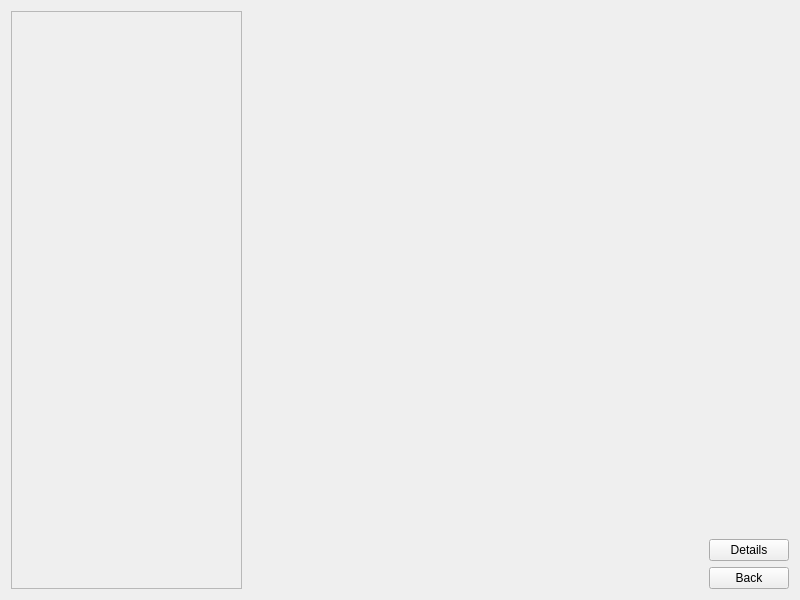
The window that src/gui/handler/ui/ResultWidget.ui (MaximilianFranz/hics) describes before a commit, drawn with Qt 5.
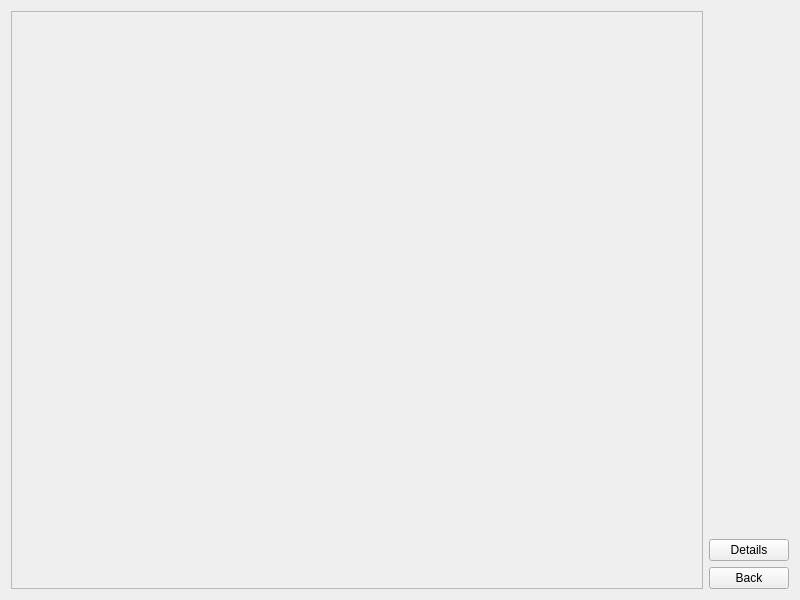
The same window after the commit.

Commit message: Changed layout of QScrollArea to match resizing.

```diff
--- a/src/gui/handler/ui/ResultWidget.ui
+++ b/src/gui/handler/ui/ResultWidget.ui
@@ -35,7 +35,7 @@
          <rect>
           <x>0</x>
           <y>0</y>
-          <width>223</width>
+          <width>685</width>
           <height>578</height>
          </rect>
         </property>
@@ -53,32 +53,6 @@
        </widget>
       </widget>
      </item>
-     <item>
-      <spacer name="horizontalSpacer">
-       <property name="orientation">
-        <enum>Qt::Horizontal</enum>
-       </property>
-       <property name="sizeHint" stdset="0">
-        <size>
-         <width>40</width>
-         <height>20</height>
-        </size>
-       </property>
-      </spacer>
-     </item>
-     <item>
-      <spacer name="horizontalSpacer_2">
-       <property name="orientation">
-        <enum>Qt::Horizontal</enum>
-       </property>
-       <property name="sizeHint" stdset="0">
-        <size>
-         <width>40</width>
-         <height>20</height>
-        </size>
-       </property>
-      </spacer>
-     </item>
      <item>
       <layout class="QVBoxLayout" name="verticalLayout">
        <item>
```
The commit also changes 3 other files.
